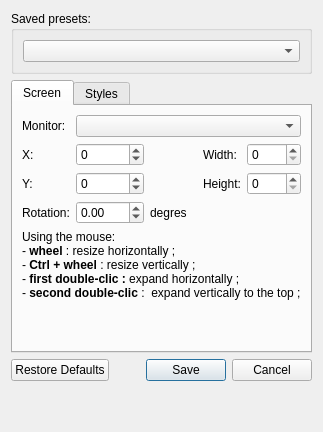
First picture: the form in src/configeditor.ui, repository Subtivals/subtivals, before the edit.
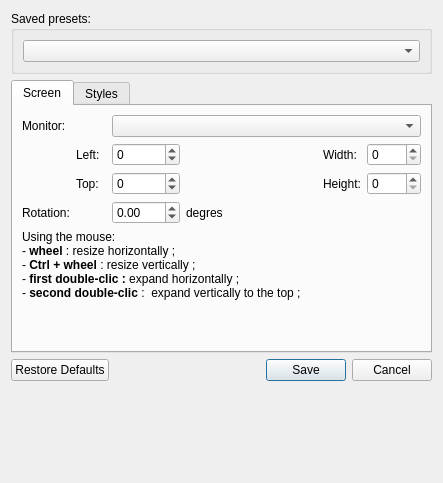
Second picture: the form after the edit. Icons and pictures are not drawn.

Commit message: Show icons for left-top-height-width (refs #120)

Diff of the .ui file:
```diff
--- a/src/configeditor.ui
+++ b/src/configeditor.ui
@@ -2,6 +2,14 @@
 <ui version="4.0">
  <class>ConfigEditor</class>
  <widget class="QWidget" name="ConfigEditor">
+  <property name="geometry">
+   <rect>
+    <x>0</x>
+    <y>0</y>
+    <width>443</width>
+    <height>483</height>
+   </rect>
+  </property>
   <property name="windowTitle">
    <string>Configuration</string>
   </property>
@@ -28,17 +36,10 @@
            </property>
           </widget>
          </item>
-         <item row="0" column="1" colspan="4">
+         <item row="0" column="3" colspan="5">
           <widget class="QComboBox" name="screens"/>
          </item>
-         <item row="1" column="0">
-          <widget class="QLabel" name="label">
-           <property name="text">
-            <string>X:</string>
-           </property>
-          </widget>
-         </item>
-         <item row="1" column="1">
+         <item row="1" column="3">
           <widget class="QSpinBox" name="x">
            <property name="minimum">
             <number>-9999</number>
@@ -48,7 +49,7 @@
            </property>
           </widget>
          </item>
-         <item row="1" column="2">
+         <item row="1" column="4">
           <spacer name="horizontalSpacer">
            <property name="orientation">
             <enum>Qt::Horizontal</enum>
@@ -61,28 +62,21 @@
            </property>
           </spacer>
          </item>
-         <item row="1" column="3">
+         <item row="1" column="6">
           <widget class="QLabel" name="label_3">
            <property name="text">
             <string>Width:</string>
            </property>
           </widget>
          </item>
-         <item row="1" column="4">
+         <item row="1" column="7">
           <widget class="QSpinBox" name="w">
            <property name="maximum">
             <number>9999</number>
            </property>
           </widget>
          </item>
-         <item row="2" column="0">
-          <widget class="QLabel" name="label_2">
-           <property name="text">
-            <string>Y:</string>
-           </property>
-          </widget>
-         </item>
-         <item row="2" column="1">
+         <item row="2" column="3">
           <widget class="QSpinBox" name="y">
            <property name="minimum">
             <number>-9999</number>
@@ -92,7 +86,7 @@
            </property>
           </widget>
          </item>
-         <item row="2" column="2">
+         <item row="2" column="4">
           <spacer name="horizontalSpacer_2">
            <property name="orientation">
             <enum>Qt::Horizontal</enum>
@@ -105,21 +99,21 @@
            </property>
           </spacer>
          </item>
-         <item row="2" column="3">
+         <item row="2" column="6">
           <widget class="QLabel" name="label_4">
            <property name="text">
             <string>Height:</string>
            </property>
           </widget>
          </item>
-         <item row="2" column="4">
+         <item row="2" column="7">
           <widget class="QSpinBox" name="h">
            <property name="maximum">
             <number>9999</number>
            </property>
           </widget>
          </item>
-         <item row="5" column="2">
+         <item row="5" column="4">
           <spacer name="verticalSpacer">
            <property name="orientation">
             <enum>Qt::Vertical</enum>
@@ -132,7 +126,7 @@
            </property>
           </spacer>
          </item>
-         <item row="4" column="0" colspan="5">
+         <item row="4" column="0" colspan="8">
           <widget class="QLabel" name="label_6">
            <property name="text">
             <string>&lt;!DOCTYPE HTML PUBLIC &quot;-//W3C//DTD HTML 4.0//EN&quot; &quot;http://www.w3.org/TR/REC-html40/strict.dtd&quot;&gt;
@@ -154,14 +148,14 @@
            </property>
           </widget>
          </item>
-         <item row="3" column="2">
+         <item row="3" column="4">
           <widget class="QLabel" name="label_8">
            <property name="text">
             <string>degres</string>
            </property>
           </widget>
          </item>
-         <item row="3" column="1">
+         <item row="3" column="3">
           <widget class="QDoubleSpinBox" name="rotation">
            <property name="minimum">
             <double>-360.000000000000000</double>
@@ -174,6 +168,72 @@
            </property>
           </widget>
          </item>
+         <item row="1" column="5">
+          <widget class="QLabel" name="label_9">
+           <property name="minimumSize">
+            <size>
+             <width>24</width>
+             <height>0</height>
+            </size>
+           </property>
+           <property name="text">
+            <string/>
+           </property>
+           <property name="pixmap">
+            <pixmap resource="../resources/icons.qrc">:/icons/width.png</pixmap>
+           </property>
+          </widget>
+         </item>
+         <item row="2" column="5">
+          <widget class="QLabel" name="label_10">
+           <property name="minimumSize">
+            <size>
+             <width>24</width>
+             <height>0</height>
+            </size>
+           </property>
+           <property name="text">
+            <string/>
+           </property>
+           <property name="pixmap">
+            <pixmap resource="../resources/icons.qrc">:/icons/height.png</pixmap>
+           </property>
+          </widget>
+         </item>
+         <item row="1" column="1">
+          <widget class="QLabel" name="label">
+           <property name="text">
+            <string>Left:</string>
+           </property>
+          </widget>
+         </item>
+         <item row="1" column="0">
+          <widget class="QLabel" name="label_11">
+           <property name="text">
+            <string/>
+           </property>
+           <property name="pixmap">
+            <pixmap resource="../resources/icons.qrc">:/icons/left.png</pixmap>
+           </property>
+          </widget>
+         </item>
+         <item row="2" column="1">
+          <widget class="QLabel" name="label_2">
+           <property name="text">
+            <string>Top:</string>
+           </property>
+          </widget>
+         </item>
+         <item row="2" column="0">
+          <widget class="QLabel" name="label_12">
+           <property name="text">
+            <string/>
+           </property>
+           <property name="pixmap">
+            <pixmap resource="../resources/icons.qrc">:/icons/top.png</pixmap>
+           </property>
+          </widget>
+         </item>
         </layout>
        </widget>
        <widget class="QWidget" name="tabStyles">
```
Left out of the diff: 4 changed lines with no effect on the pictures. The commit also changes 5 other files.
